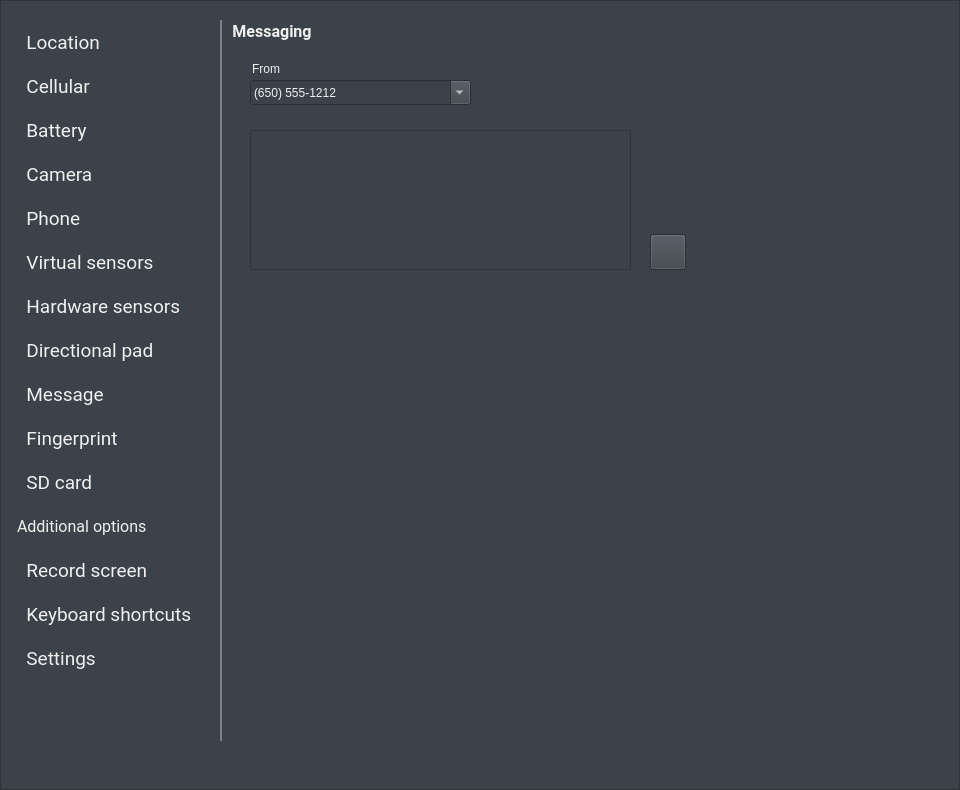
Old version of the form android/skin/qt/extended.ui in the repository aosp-mirror/platform_external_qemu.
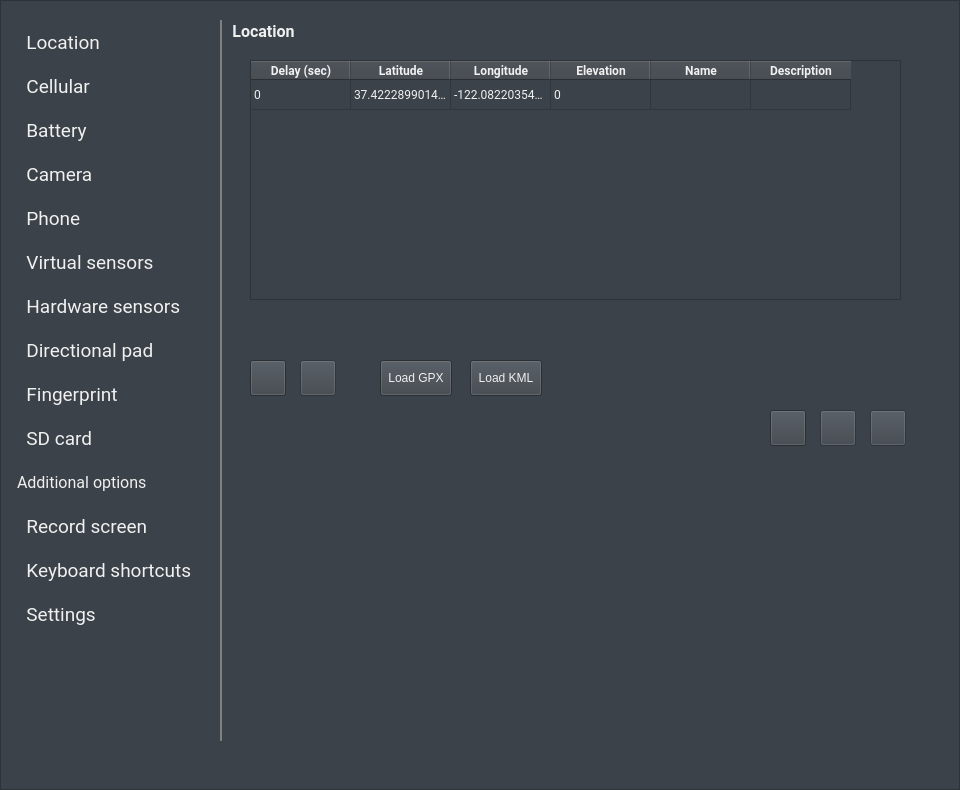
New version of the form. The open tabs and pages were chosen to show the change. Icons and pictures are not drawn.

Commit message:
Move SMS messaging onto the telephony page
Remove the messaging tab and its corresponding pane

```diff
--- a/android/skin/qt/extended.ui
+++ b/android/skin/qt/extended.ui
@@ -1199,6 +1199,53 @@
       </property>
      </item>
     </widget>
+    <widget class="QPlainTextEdit" name="sms_messageBox">
+     <property name="geometry">
+      <rect>
+       <x>20</x>
+       <y>200</y>
+       <width>381</width>
+       <height>140</height>
+      </rect>
+     </property>
+    </widget>
+    <widget class="QPushButton" name="sms_sendButton">
+     <property name="geometry">
+      <rect>
+       <x>270</x>
+       <y>350</y>
+       <width>141</width>
+       <height>36</height>
+      </rect>
+     </property>
+     <property name="font">
+      <font>
+       <family>Roboto</family>
+       <pointsize>10</pointsize>
+       <weight>75</weight>
+       <bold>true</bold>
+      </font>
+     </property>
+     <property name="toolTip">
+      <string>Start call</string>
+     </property>
+     <property name="text">
+      <string>SEND MESSAGE</string>
+     </property>
+     <property name="icon">
+      <iconset resource="resources.qrc">
+       <normaloff>:/dark/send</normaloff>:/dark/send</iconset>
+     </property>
+     <property name="flat">
+      <bool>true</bool>
+     </property>
+     <property name="themeIconName" stdset="0">
+      <string>send</string>
+     </property>
+     <property name="ColorGroup" stdset="0">
+      <string>Tool</string>
+     </property>
+    </widget>
    </widget>
    <widget class="QWidget" name="page_2">
     <widget class="QGroupBox" name="virtualSensorsBox">
@@ -1278,110 +1325,6 @@
      </property>
     </widget>
    </widget>
-   <widget class="QWidget" name="smsPage">
-    <widget class="QGroupBox" name="smsGroup">
-     <property name="geometry">
-      <rect>
-       <x>0</x>
-       <y>0</y>
-       <width>121</width>
-       <height>31</height>
-      </rect>
-     </property>
-     <property name="font">
-      <font>
-       <family>Roboto</family>
-       <pointsize>12</pointsize>
-       <weight>75</weight>
-       <bold>true</bold>
-      </font>
-     </property>
-     <property name="styleSheet">
-      <string notr="true">border: 0px;</string>
-     </property>
-     <property name="title">
-      <string>Messaging</string>
-     </property>
-    </widget>
-    <widget class="QGroupBox" name="sms_fromGroup">
-     <property name="geometry">
-      <rect>
-       <x>20</x>
-       <y>40</y>
-       <width>61</width>
-       <height>21</height>
-      </rect>
-     </property>
-     <property name="styleSheet">
-      <string notr="true">border: 0px;</string>
-     </property>
-     <property name="title">
-      <string>From</string>
-     </property>
-     <property name="ColorGroup" stdset="0">
-      <string notr="true">Title</string>
-     </property>
-    </widget>
-    <widget class="QPushButton" name="sms_sendButton">
-     <property name="geometry">
-      <rect>
-       <x>420</x>
-       <y>214</y>
-       <width>36</width>
-       <height>36</height>
-      </rect>
-     </property>
-     <property name="toolTip">
-      <string>Send</string>
-     </property>
-     <property name="text">
-      <string/>
-     </property>
-     <property name="icon">
-      <iconset resource="resources.qrc">
-       <normaloff>:/light/send</normaloff>:/light/send</iconset>
-     </property>
-     <property name="themeIconName" stdset="0">
-      <string>send</string>
-     </property>
-    </widget>
-    <widget class="QPlainTextEdit" name="sms_messageBox">
-     <property name="geometry">
-      <rect>
-       <x>20</x>
-       <y>110</y>
-       <width>381</width>
-       <height>140</height>
-      </rect>
-     </property>
-    </widget>
-    <widget class="QComboBox" name="sms_phoneNumberBox">
-     <property name="geometry">
-      <rect>
-       <x>20</x>
-       <y>60</y>
-       <width>221</width>
-       <height>25</height>
-      </rect>
-     </property>
-     <property name="editable">
-      <bool>true</bool>
-     </property>
-     <property name="insertPolicy">
-      <enum>QComboBox::InsertAtTop</enum>
-     </property>
-     <item>
-      <property name="text">
-       <string>(650) 555-1212</string>
-      </property>
-     </item>
-     <item>
-      <property name="text">
-       <string>+1.650.555-6789</string>
-      </property>
-     </item>
-    </widget>
-   </widget>
    <widget class="QWidget" name="finger_page">
     <widget class="QGroupBox" name="finger_group">
      <property name="geometry">
@@ -2270,50 +2213,6 @@
     <string>MajorTab</string>
    </property>
   </widget>
-  <widget class="QPushButton" name="messageButton">
-   <property name="geometry">
-    <rect>
-     <x>16</x>
-     <y>372</y>
-     <width>204</width>
-     <height>44</height>
-    </rect>
-   </property>
-   <property name="font">
-    <font>
-     <family>Roboto</family>
-     <pointsize>14</pointsize>
-    </font>
-   </property>
-   <property name="autoFillBackground">
-    <bool>false</bool>
-   </property>
-   <property name="styleSheet">
-    <string notr="true">text-align: left;</string>
-   </property>
-   <property name="text">
-    <string>  Message</string>
-   </property>
-   <property name="icon">
-    <iconset resource="resources.qrc">
-     <normaloff>:/light/message</normaloff>:/light/message</iconset>
-   </property>
-   <property name="iconSize">
-    <size>
-     <width>20</width>
-     <height>20</height>
-    </size>
-   </property>
-   <property name="flat">
-    <bool>true</bool>
-   </property>
-   <property name="themeIconName" stdset="0">
-    <string>message</string>
-   </property>
-   <property name="ColorGroup" stdset="0">
-    <string>MajorTab</string>
-   </property>
-  </widget>
   <widget class="QPushButton" name="locationButton">
    <property name="geometry">
     <rect>
@@ -2406,7 +2305,7 @@
    <property name="geometry">
     <rect>
      <x>16</x>
-     <y>416</y>
+     <y>372</y>
      <width>204</width>
      <height>44</height>
     </rect>
@@ -2450,7 +2349,7 @@
    <property name="geometry">
     <rect>
      <x>16</x>
-     <y>460</y>
+     <y>416</y>
      <width>204</width>
      <height>44</height>
     </rect>
@@ -2692,7 +2591,7 @@
    <property name="geometry">
     <rect>
      <x>16</x>
-     <y>636</y>
+     <y>592</y>
      <width>204</width>
      <height>44</height>
     </rect>
@@ -2739,9 +2638,9 @@
    <property name="geometry">
     <rect>
      <x>16</x>
-     <y>680</y>
+     <y>636</y>
      <width>204</width>
-     <height>61</height>
+     <height>105</height>
     </rect>
    </property>
    <property name="autoFillBackground">
@@ -2773,7 +2672,7 @@
    <property name="geometry">
     <rect>
      <x>16</x>
-     <y>504</y>
+     <y>460</y>
      <width>204</width>
      <height>44</height>
     </rect>
@@ -2810,7 +2709,7 @@
    <property name="geometry">
     <rect>
      <x>16</x>
-     <y>592</y>
+     <y>548</y>
      <width>204</width>
      <height>44</height>
     </rect>
@@ -2854,7 +2753,7 @@
    <property name="geometry">
     <rect>
      <x>16</x>
-     <y>548</y>
+     <y>504</y>
      <width>204</width>
      <height>44</height>
     </rect>
```
Left out of the diff: 37 changed lines with no effect on the pictures. The commit also changes 8 other files.
